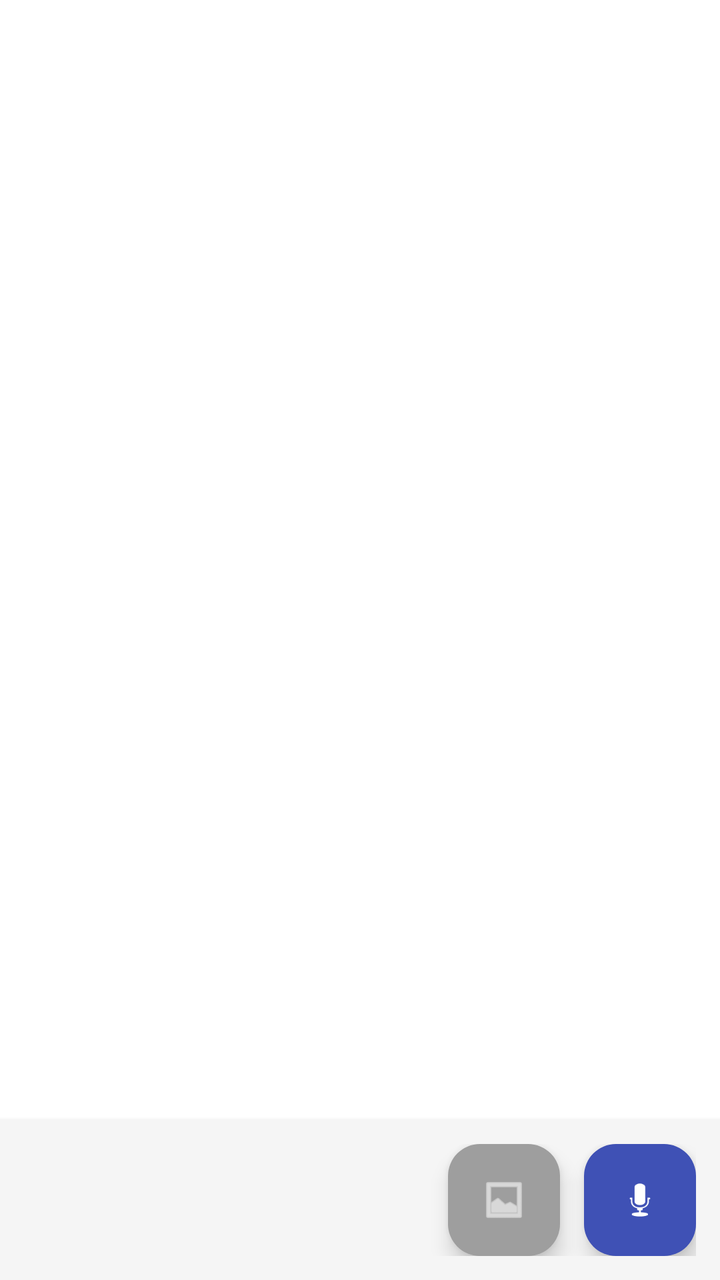
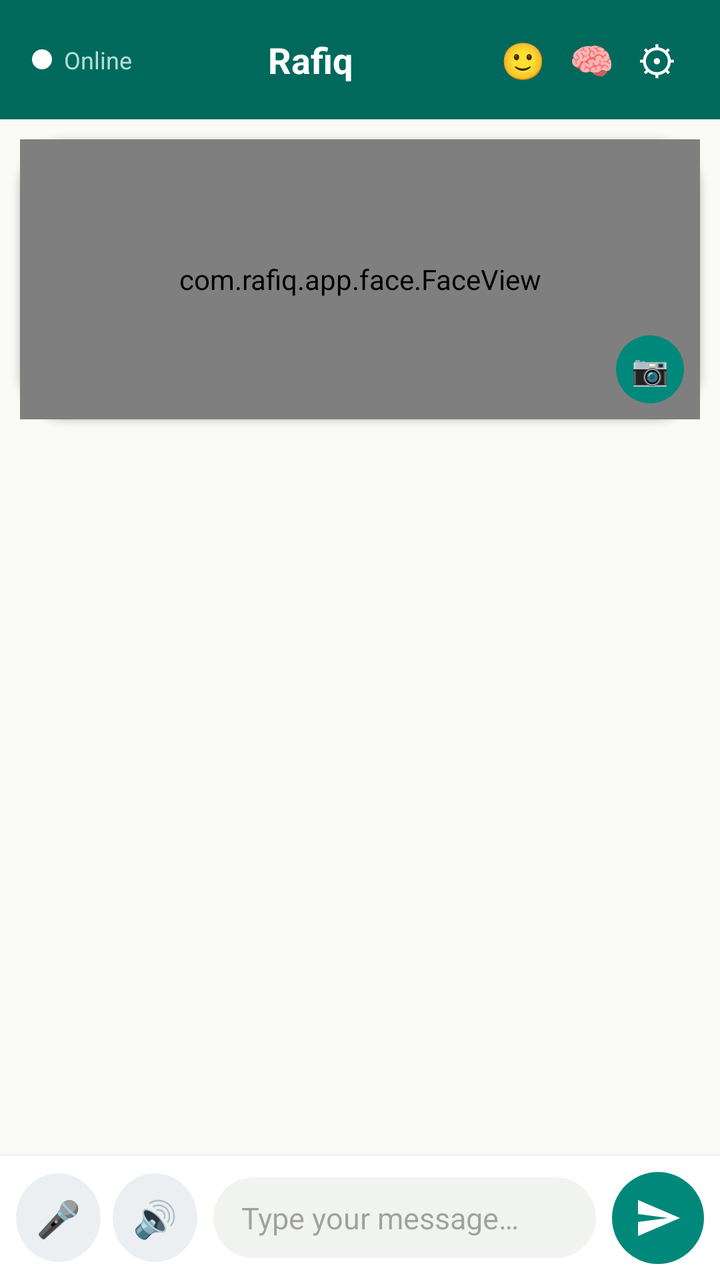

An Android layout rendered at two revisions. The XML below is the earlier revision; the diff shows what the commit changed to produce the second picture.
<!-- AndroidManifest.xml: application theme Theme.Rafiq -->
<!-- res/layout/fragment_chat.xml -->
<?xml version="1.0" encoding="utf-8"?>

<androidx.constraintlayout.widget.ConstraintLayout
    xmlns:android="http://schemas.android.com/apk/res/android"
    xmlns:app="http://schemas.android.com/apk/res-auto"
    xmlns:tools="http://schemas.android.com/tools"
    android:layout_width="match_parent"
    android:layout_height="match_parent"
    android:background="#FFFFFF">

    
    <androidx.recyclerview.widget.RecyclerView
        android:id="@+id/recyclerChat"
        android:layout_width="0dp"
        android:layout_height="0dp"
        android:padding="8dp"
        android:clipToPadding="false"
        android:scrollbars="vertical"
        app:layout_constraintTop_toTopOf="parent"
        app:layout_constraintBottom_toTopOf="@id/buttonBar"
        app:layout_constraintStart_toStartOf="parent"
        app:layout_constraintEnd_toEndOf="parent"
        tools:listitem="@layout/item_message_rafiq" />

    
    <LinearLayout
        android:id="@+id/buttonBar"
        android:layout_width="match_parent"
        android:layout_height="wrap_content"
        android:orientation="horizontal"
        android:gravity="end|center_vertical"
        android:padding="12dp"
        android:background="#F5F5F5"
        android:elevation="4dp"
        app:layout_constraintBottom_toBottomOf="parent"
        app:layout_constraintStart_toStartOf="parent"
        app:layout_constraintEnd_toEndOf="parent">

        
        <com.google.android.material.floatingactionbutton.FloatingActionButton
            android:id="@+id/imageButton"
            android:layout_width="wrap_content"
            android:layout_height="wrap_content"
            android:layout_marginEnd="12dp"
            android:contentDescription="@string/image_message"
            android:src="@android:drawable/ic_menu_gallery"
            app:fabSize="mini"
            app:backgroundTint="#9E9E9E"
            app:tint="#FFFFFF" />

        
        <com.google.android.material.floatingactionbutton.FloatingActionButton
            android:id="@+id/micButton"
            android:layout_width="wrap_content"
            android:layout_height="wrap_content"
            android:contentDescription="@string/app_name"
            android:src="@android:drawable/ic_btn_speak_now"
            app:fabSize="normal"
            app:backgroundTint="#3F51B5"
            app:tint="#FFFFFF" />

    </LinearLayout>

</androidx.constraintlayout.widget.ConstraintLayout>
<!-- res/layout/item_message_rafiq.xml (included above) -->
<?xml version="1.0" encoding="utf-8"?>

<LinearLayout xmlns:android="http://schemas.android.com/apk/res/android"
    android:layout_width="match_parent"
    android:layout_height="wrap_content"
    android:orientation="vertical"
    android:gravity="start"
    android:padding="8dp">

    
    <ImageView
        android:id="@+id/messageImage"
        android:layout_width="200dp"
        android:layout_height="200dp"
        android:layout_marginBottom="4dp"
        android:visibility="gone"
        android:scaleType="centerCrop"
        android:adjustViewBounds="true"
        android:background="@drawable/bg_bubble_rafiq"
        android:contentDescription="@string/image_message" />

    
    <TextView
        android:id="@+id/messageText"
        android:layout_width="wrap_content"
        android:layout_height="wrap_content"
        android:background="@drawable/bg_bubble_rafiq"
        android:padding="10dp"
        android:maxWidth="260dp"
        android:textColor="#000000"
        android:textSize="16sp"
        android:textDirection="locale" />

</LinearLayout>
<!-- resources referenced by this layout -->
<resources>
  <!-- drawable bg_bubble_rafiq (drawable) -->
  <?xml version="1.0" encoding="utf-8"?>
  
  <shape xmlns:android="http://schemas.android.com/apk/res/android" android:shape="rectangle">
      <solid android:color="#FFFFFF" />
      <stroke android:width="1dp" android:color="#E8E8E3" />
      <corners android:topLeftRadius="18dp" android:topRightRadius="18dp"
          android:bottomRightRadius="18dp" android:bottomLeftRadius="4dp" />
  </shape>
  <string name="app_name">Rafiq</string>
  <string name="image_message">Image</string>
  <style name="Theme.Rafiq" parent="Theme.Material3.DayNight.NoActionBar">
          <item name="colorPrimary">@color/rafiq_primary</item>
          <item name="colorPrimaryDark">@color/rafiq_primary_dark</item>
          <item name="colorSecondary">@color/rafiq_accent</item>
          <item name="android:colorBackground">@color/rafiq_background</item>
          <item name="android:statusBarColor">@color/rafiq_primary_dark</item>
      </style>
  <color name="rafiq_primary">#00897B</color>
  <color name="rafiq_primary_dark">#00695C</color>
  <color name="rafiq_accent">#FF7043</color>
  <color name="rafiq_background">#FAFAF7</color>
</resources>

<!-- the commit's change to res/layout/fragment_chat.xml (unified diff, before → after) -->
@@ -1,99 +1,185 @@
-<?xml version="1.0" encoding="utf-8"?>
-
-<androidx.constraintlayout.widget.ConstraintLayout
-    xmlns:android="http://schemas.android.com/apk/res/android"
-    xmlns:app="http://schemas.android.com/apk/res-auto"
-    xmlns:tools="http://schemas.android.com/tools"
-    android:layout_width="match_parent"
-    android:layout_height="match_parent"
-    android:background="#FFFFFF">
-
-    
-    <androidx.recyclerview.widget.RecyclerView
-        android:id="@+id/recyclerChat"
-        android:layout_width="0dp"
-        android:layout_height="0dp"
-        android:padding="8dp"
-        android:clipToPadding="false"
-        android:scrollbars="vertical"
-        app:layout_constraintTop_toTopOf="parent"
-        app:layout_constraintBottom_toTopOf="@id/buttonBar"
-        app:layout_constraintStart_toStartOf="parent"
-        app:layout_constraintEnd_toEndOf="parent"
-        tools:listitem="@layout/item_message_rafiq" />
-
-    
-    <LinearLayout
-        android:id="@+id/buttonBar"
-        android:layout_width="match_parent"
-        android:layout_height="wrap_content"
-        android:orientation="horizontal"
-        android:gravity="end|center_vertical"
-        android:padding="12dp"
-        android:background="#F5F5F5"
-        android:elevation="4dp"
-        app:layout_constraintBottom_toBottomOf="parent"
-        app:layout_constraintStart_toStartOf="parent"
-        app:layout_constraintEnd_toEndOf="parent">
-
-        
-        <com.google.android.material.floatingactionbutton.FloatingActionButton
-            android:id="@+id/imageButton"
-            android:layout_width="wrap_content"
-            android:layout_height="wrap_content"
-            android:layout_marginEnd="12dp"
-            android:contentDescription="@string/image_message"
-            android:src="@android:drawable/ic_menu_gallery"
-            app:fabSize="mini"
-            app:backgroundTint="#9E9E9E"
-            app:tint="#FFFFFF" />
-
-        
-        <com.google.android.material.floatingactionbutton.FloatingActionButton
-            android:id="@+id/micButton"
-            android:layout_width="wrap_content"
-            android:layout_height="wrap_content"
-            android:contentDescription="@string/app_name"
-            android:src="@android:drawable/ic_btn_speak_now"
-            app:fabSize="normal"
-            app:backgroundTint="#3F51B5"
-            app:tint="#FFFFFF" />
-
-    </LinearLayout>
-
-</androidx.constraintlayout.widget.ConstraintLayout>
-<!-- res/layout/item_message_rafiq.xml (included above) -->
 <?xml version="1.0" encoding="utf-8"?>
 
 <LinearLayout xmlns:android="http://schemas.android.com/apk/res/android"
     android:layout_width="match_parent"
-    android:layout_height="wrap_content"
-    android:orientation="vertical"
-    android:gravity="start"
-    android:padding="8dp">
+    android:layout_height="match_parent"
+    android:background="@color/rafiq_background"
+    android:orientation="vertical">
 
-    
-    <ImageView
-        android:id="@+id/messageImage"
-        android:layout_width="200dp"
-        android:layout_height="200dp"
-        android:layout_marginBottom="4dp"
-        android:visibility="gone"
-        android:scaleType="centerCrop"
-        android:adjustViewBounds="true"
-        android:background="@drawable/bg_bubble_rafiq"
-        android:contentDescription="@string/image_message" />
+    <LinearLayout
+        android:layout_width="match_parent"
+        android:layout_height="wrap_content"
+        android:background="@color/rafiq_primary_dark"
+        android:gravity="center_vertical"
+        android:orientation="horizontal"
+        android:paddingStart="16dp" android:paddingTop="10dp"
+        android:paddingEnd="16dp" android:paddingBottom="10dp">
 
-    
+        <View
+            android:id="@+id/statusDot"
+            android:layout_width="10dp" android:layout_height="10dp"
+            android:background="@drawable/bg_dot" />
+
+        <TextView
+            android:id="@+id/tvStatus"
+            android:layout_width="wrap_content" android:layout_height="wrap_content"
+            android:layout_marginStart="6dp"
+            android:text="@string/status_online"
+            android:textColor="#B2DFDB" android:textSize="12sp" />
+
+        <TextView
+            android:layout_width="0dp" android:layout_height="wrap_content"
+            android:layout_weight="1"
+            android:gravity="center"
+            android:text="@string/app_name"
+            android:textColor="#FFFFFF" android:textSize="18sp" android:textStyle="bold" />
+
+        <TextView
+            android:id="@+id/btnMode"
+            android:layout_width="wrap_content" android:layout_height="wrap_content"
+            android:background="?attr/selectableItemBackgroundBorderless"
+            android:contentDescription="@string/mode_menu"
+            android:padding="6dp"
+            android:text="🙂"
+            android:textSize="18sp" />
+
+        <TextView
+            android:id="@+id/btnMemory"
+            android:layout_width="wrap_content" android:layout_height="wrap_content"
+            android:background="?attr/selectableItemBackgroundBorderless"
+            android:contentDescription="@string/mem_title"
+            android:padding="6dp"
+            android:text="🧠"
+            android:textSize="18sp" />
+
+        <TextView
+            android:id="@+id/btnSettings"
+            android:layout_width="wrap_content" android:layout_height="wrap_content"
+            android:background="?attr/selectableItemBackgroundBorderless"
+            android:padding="6dp"
+            android:text="⚙"
+            android:textColor="#FFFFFF" android:textSize="20sp" />
+    </LinearLayout>
+
+    <FrameLayout
+        android:id="@+id/faceContainer"
+        android:layout_width="match_parent"
+        android:layout_height="140dp"
+        android:layout_marginStart="10dp"
+        android:layout_marginTop="10dp"
+        android:layout_marginEnd="10dp"
+        android:background="@drawable/bg_face_panel"
+        android:elevation="2dp">
+
+        <com.rafiq.app.face.FaceView
+            android:id="@+id/faceView"
+            android:layout_width="match_parent"
+            android:layout_height="match_parent" />
+
+        <TextView
+            android:id="@+id/btnFaceEdit"
+            android:layout_width="34dp" android:layout_height="34dp"
+            android:layout_gravity="bottom|end"
+            android:layout_margin="8dp"
+            android:background="@drawable/bg_circle_primary"
+            android:contentDescription="@string/face_menu"
+            android:gravity="center"
+            android:text="📷"
+            android:textSize="15sp" />
+    </FrameLayout>
+
     <TextView
-        android:id="@+id/messageText"
-        android:layout_width="wrap_content"
-        android:layout_height="wrap_content"
-        android:background="@drawable/bg_bubble_rafiq"
-        android:padding="10dp"
-        android:maxWidth="260dp"
-        android:textColor="#000000"
-        android:textSize="16sp"
-        android:textDirection="locale" />
+        android:id="@+id/offlineBanner"
+        android:layout_width="match_parent" android:layout_height="wrap_content"
+        android:layout_marginTop="6dp"
+        android:background="#FFF3E0"
+        android:gravity="center"
+        android:padding="6dp"
+        android:text="@string/offline_banner"
+        android:textColor="#E65100" android:textSize="12sp"
+        android:visibility="gone" />
 
+    <TextView
+        android:id="@+id/trainerBanner"
+        android:layout_width="match_parent" android:layout_height="wrap_content"
+        android:layout_marginTop="4dp"
+        android:background="#E3F2FD"
+        android:gravity="center"
+        android:padding="6dp"
+        android:textColor="#1565C0" android:textSize="12sp" android:textStyle="bold"
+        android:visibility="gone" />
+
+    <androidx.recyclerview.widget.RecyclerView
+        android:id="@+id/recycler"
+        android:layout_width="match_parent" android:layout_height="0dp"
+        android:layout_weight="1"
+        android:clipToPadding="false"
+        android:overScrollMode="never"
+        android:paddingTop="8dp" android:paddingBottom="8dp" />
+
+    <TextView
+        android:id="@+id/typingRow"
+        android:layout_width="wrap_content" android:layout_height="wrap_content"
+        android:paddingStart="20dp" android:paddingEnd="20dp" android:paddingBottom="4dp"
+        android:text="@string/typing"
+        android:textColor="#78909C" android:textSize="13sp" android:textStyle="italic"
+        android:visibility="gone" />
+
+    <TextView
+        android:id="@+id/tvVoiceState"
+        android:layout_width="match_parent" android:layout_height="wrap_content"
+        android:gravity="center"
+        android:paddingBottom="6dp"
+        android:text="@string/listening"
+        android:textColor="@color/rafiq_primary"
+        android:textSize="14sp" android:textStyle="bold"
+        android:visibility="gone" />
+
+    <LinearLayout
+        android:layout_width="match_parent" android:layout_height="wrap_content"
+        android:background="#FFFFFF"
+        android:elevation="6dp"
+        android:gravity="center_vertical"
+        android:orientation="horizontal"
+        android:padding="8dp">
+
+        <TextView
+            android:id="@+id/btnMic"
+            android:layout_width="wrap_content" android:layout_height="wrap_content"
+            android:background="@drawable/bg_circle_gray"
+            android:padding="10dp"
+            android:text="🎤" android:textSize="18sp" />
+
+        <TextView
+            android:id="@+id/btnSpeaker"
+            android:layout_width="wrap_content" android:layout_height="wrap_content"
+            android:layout_marginStart="6dp"
+            android:background="@drawable/bg_circle_gray"
+            android:contentDescription="@string/speaker_desc"
+            android:padding="10dp"
+            android:text="🔊" android:textSize="18sp" />
+
+        <EditText
+            android:id="@+id/etInput"
+            android:layout_width="0dp" android:layout_height="wrap_content"
+            android:layout_marginStart="8dp" android:layout_marginEnd="8dp"
+            android:layout_weight="1"
+            android:background="@drawable/bg_input"
+            android:hint="@string/chat_input_hint"
+            android:imeOptions="actionSend"
+            android:inputType="text"
+            android:maxLines="1"
+            android:paddingStart="14dp" android:paddingTop="10dp"
+            android:paddingEnd="14dp" android:paddingBottom="10dp"
+            android:textSize="15sp" />
+
+        <ImageButton
+            android:id="@+id/btnSend"
+            android:layout_width="46dp" android:layout_height="46dp"
+            android:background="@drawable/bg_circle_primary"
+            android:contentDescription="@string/send"
+            android:padding="11dp"
+            android:scaleType="fitCenter"
+            android:src="@drawable/ic_send" />
+    </LinearLayout>
 </LinearLayout>
<!-- resource entries referenced after the edit -->
@@ -1,16 +1,16 @@
 <!-- resources referenced by this layout -->
 <resources>
-  <!-- drawable bg_bubble_rafiq (drawable) -->
-  <?xml version="1.0" encoding="utf-8"?>
-  
-  <shape xmlns:android="http://schemas.android.com/apk/res/android" android:shape="rectangle">
-      <solid android:color="#FFFFFF" />
-      <stroke android:width="1dp" android:color="#E8E8E3" />
-      <corners android:topLeftRadius="18dp" android:topRightRadius="18dp"
-          android:bottomRightRadius="18dp" android:bottomLeftRadius="4dp" />
-  </shape>
   <string name="app_name">Rafiq</string>
-  <string name="image_message">Image</string>
+  <string name="chat_input_hint">Type your message…</string>
+  <string name="face_menu">Companion\'s picture</string>
+  <string name="listening">🎙️ Listening… speak now!</string>
+  <string name="mem_title">🧠 What Rafiq remembers about you</string>
+  <string name="mode_menu">Choose Rafiq\'s mode</string>
+  <string name="offline_banner">📴 Local mode — no internet connection</string>
+  <string name="send">Send</string>
+  <string name="speaker_desc">Toggle Rafiq\'s voice</string>
+  <string name="status_online">Online</string>
+  <string name="typing">Rafiq is typing…</string>
   <style name="Theme.Rafiq" parent="Theme.Material3.DayNight.NoActionBar">
           <item name="colorPrimary">@color/rafiq_primary</item>
           <item name="colorPrimaryDark">@color/rafiq_primary_dark</item>
@@ -20,6 +20,47 @@
       </style>
   <color name="rafiq_primary">#00897B</color>
   <color name="rafiq_primary_dark">#00695C</color>
+  <!-- drawable bg_circle_gray (drawable) -->
+  <?xml version="1.0" encoding="utf-8"?>
+  
+  <shape xmlns:android="http://schemas.android.com/apk/res/android" android:shape="oval">
+      <solid android:color="#ECEFF1" />
+  </shape>
+  <!-- drawable bg_circle_primary (drawable) -->
+  <?xml version="1.0" encoding="utf-8"?>
+  
+  <shape xmlns:android="http://schemas.android.com/apk/res/android" android:shape="oval">
+      <solid android:color="@color/rafiq_primary" />
+  </shape>
+  <!-- drawable bg_dot (drawable) -->
+  <?xml version="1.0" encoding="utf-8"?>
+  
+  <shape xmlns:android="http://schemas.android.com/apk/res/android" android:shape="oval">
+      <solid android:color="#FFFFFF" />
+  </shape>
+  <!-- drawable bg_face_panel (drawable) -->
+  <?xml version="1.0" encoding="utf-8"?>
+  
+  <shape xmlns:android="http://schemas.android.com/apk/res/android" android:shape="rectangle">
+      <solid android:color="#FFFFFF" />
+      <corners android:radius="24dp" />
+      <stroke android:width="1dp" android:color="#E3E7E2" />
+  </shape>
+  <!-- drawable bg_input (drawable) -->
+  <?xml version="1.0" encoding="utf-8"?>
+  
+  <shape xmlns:android="http://schemas.android.com/apk/res/android" android:shape="rectangle">
+      <solid android:color="#F1F3F0" />
+      <corners android:radius="24dp" />
+  </shape>
+  <!-- drawable ic_send (drawable) -->
+  <?xml version="1.0" encoding="utf-8"?>
+  
+  <vector xmlns:android="http://schemas.android.com/apk/res/android"
+      android:width="24dp" android:height="24dp"
+      android:viewportWidth="24" android:viewportHeight="24">
+      <path android:fillColor="#FFFFFFFF" android:pathData="M2,21L23,12L2,3L2,10L17,12L2,14Z" />
+  </vector>
   <color name="rafiq_accent">#FF7043</color>
   <color name="rafiq_background">#FAFAF7</color>
 </resources>
